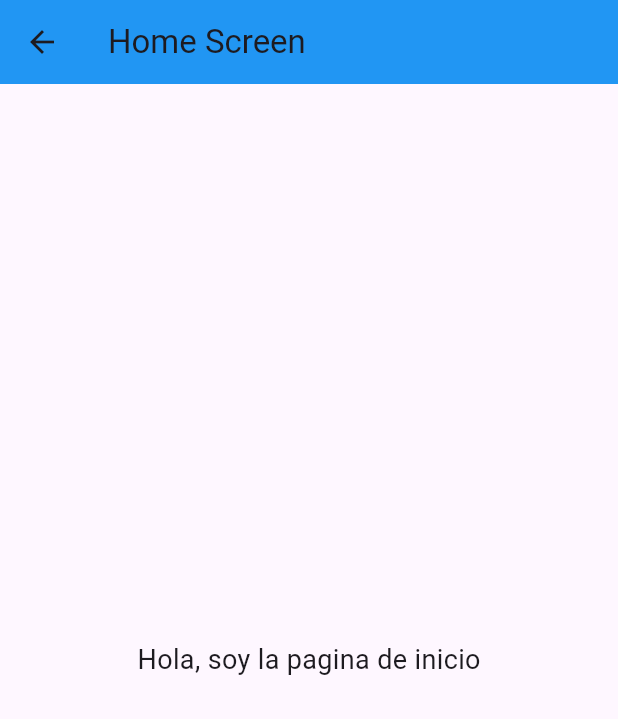
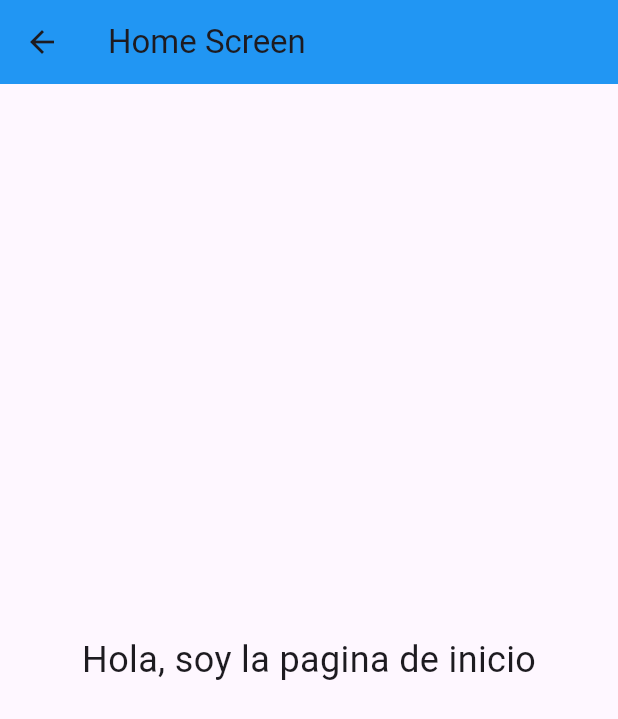
Before and after one commit to Sergi-10/findoutmole_copia, a Flutter app: the HomeScreenPage screen opened directly, on a phone screen of 412 x 824 dp. Shown: the top 719 px of the screen. Run offline on Flutter 3.47's test engine with Material 3 defaults, Android fonts, the phone set to English and light mode, and no system bars.

Commit message:
Cambio en home screen

```diff
--- a/lib/screen/home_screen/home_screen.dart
+++ b/lib/screen/home_screen/home_screen.dart
@@ -18,7 +18,7 @@ class _HomeScreenPageState extends State<HomeScreenPage> {
       body: Center(
         child: const Text(
           'Hola, soy la pagina de inicio',
-          style: TextStyle(fontSize: 18),
+          style: TextStyle(fontSize: 24),
         ),
       ),
     );}
```
